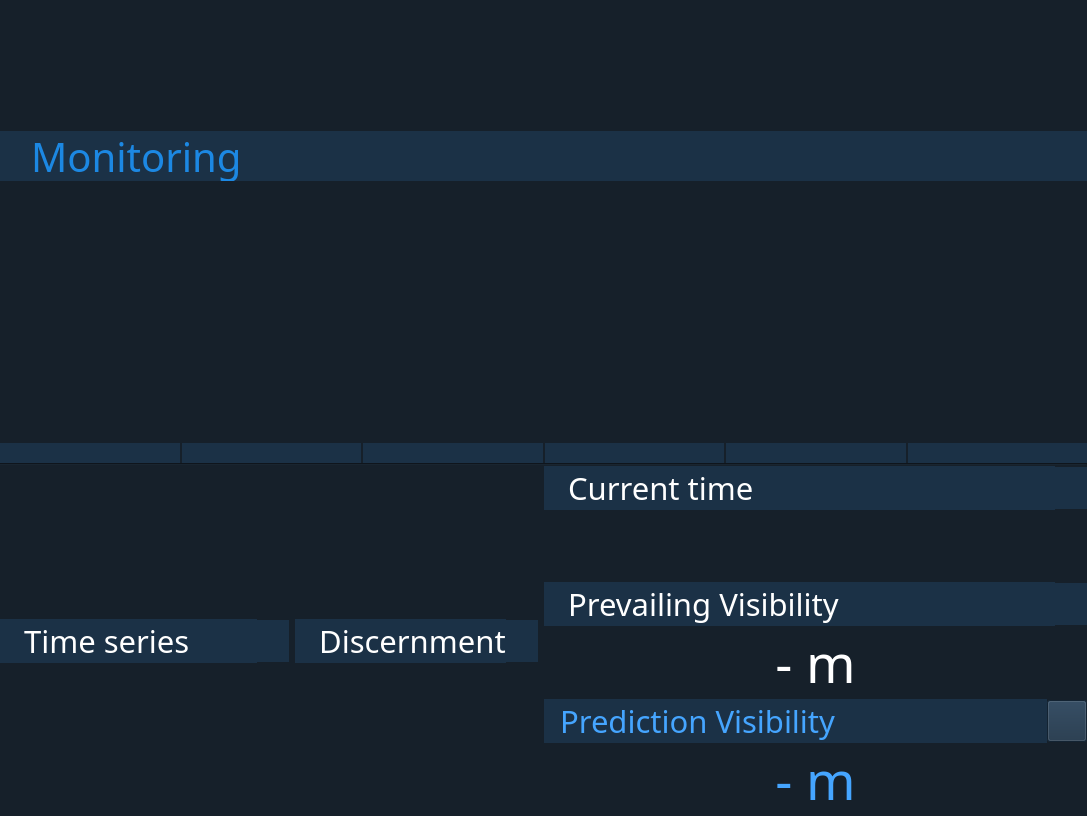
Qt form src/resources/main_window.ui (Oh-JongJin/js08) before a commit.
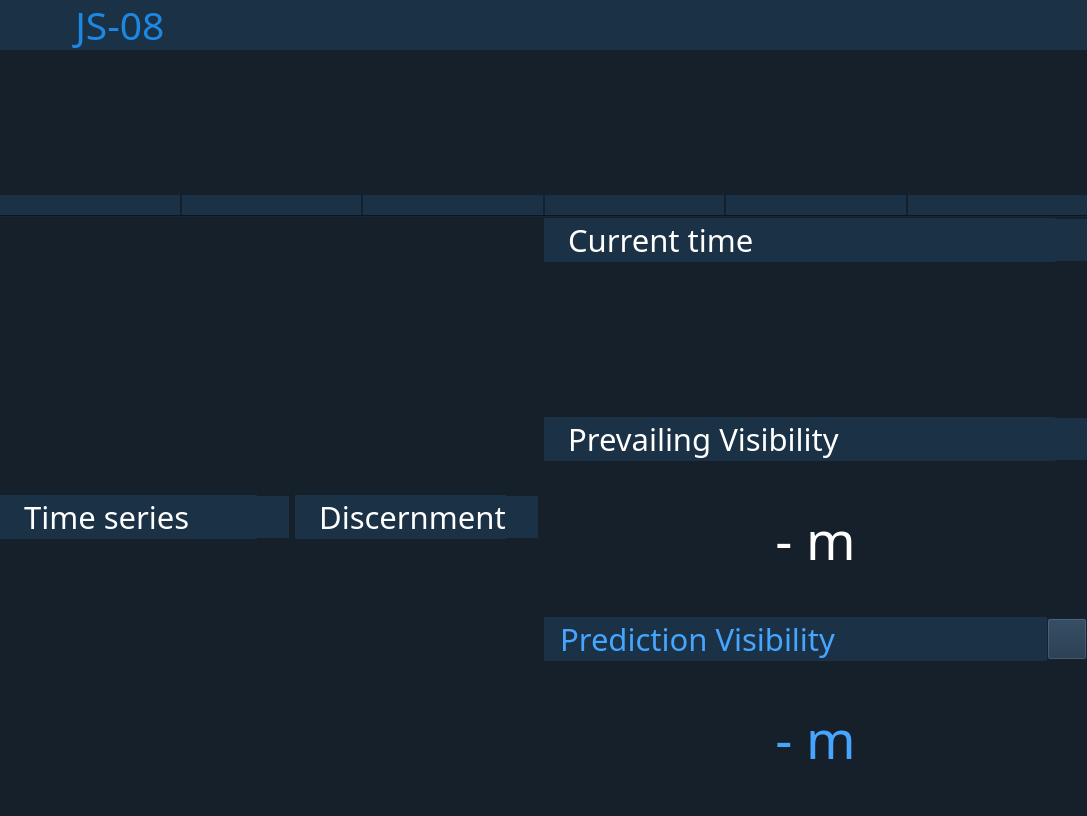
The same form after that commit. Icons and pictures are not drawn.

Diff of the .ui file:
```diff
--- a/src/resources/main_window.ui
+++ b/src/resources/main_window.ui
@@ -88,18 +88,84 @@
        <number>0</number>
       </property>
       <item>
-       <layout class="QVBoxLayout" name="camera_verticalLayout" stretch="0,0">
-        <property name="spacing">
-         <number>0</number>
-        </property>
-        <property name="sizeConstraint">
-         <enum>QLayout::SetMaximumSize</enum>
-        </property>
-        <item>
          <layout class="QHBoxLayout" name="monitoring_horizontalLayout">
           <property name="spacing">
            <number>0</number>
           </property>
+        <item>
+         <widget class="QLabel" name="thumbnail_info_label_2">
+          <property name="sizePolicy">
+           <sizepolicy hsizetype="Maximum" vsizetype="Maximum">
+            <horstretch>0</horstretch>
+            <verstretch>0</verstretch>
+           </sizepolicy>
+          </property>
+          <property name="minimumSize">
+           <size>
+            <width>0</width>
+            <height>50</height>
+           </size>
+          </property>
+          <property name="font">
+           <font>
+            <family>Noto Sans</family>
+            <pointsize>30</pointsize>
+           </font>
+          </property>
+          <property name="styleSheet">
+           <string notr="true">background-color:rgb(27,49,70);
+color: rgb(255, 0, 0);</string>
+          </property>
+          <property name="text">
+           <string/>
+          </property>
+         </widget>
+        </item>
+        <item>
+         <widget class="QPushButton" name="logo">
+          <property name="sizePolicy">
+           <sizepolicy hsizetype="Maximum" vsizetype="Maximum">
+            <horstretch>0</horstretch>
+            <verstretch>0</verstretch>
+           </sizepolicy>
+          </property>
+          <property name="minimumSize">
+           <size>
+            <width>0</width>
+            <height>50</height>
+           </size>
+          </property>
+          <property name="styleSheet">
+           <string notr="true">border:0px;
+background-color: #1b3146;</string>
+          </property>
+          <property name="text">
+           <string/>
+          </property>
+          <property name="icon">
+           <iconset>
+            <normaloff>asset/f_logo.png</normaloff>asset/f_logo.png</iconset>
+          </property>
+          <property name="iconSize">
+           <size>
+            <width>156</width>
+            <height>50</height>
+           </size>
+          </property>
+          <property name="autoRepeatDelay">
+           <number>300</number>
+          </property>
+          <property name="autoDefault">
+           <bool>true</bool>
+          </property>
+          <property name="default">
+           <bool>true</bool>
+          </property>
+          <property name="flat">
+           <bool>true</bool>
+          </property>
+         </widget>
+        </item>
           <item>
            <widget class="QLabel" name="monitoring_label">
             <property name="sizePolicy">
@@ -110,14 +176,14 @@
             </property>
             <property name="minimumSize">
              <size>
-              <width>0</width>
+            <width>50</width>
               <height>50</height>
              </size>
             </property>
             <property name="font">
              <font>
-              <family>Noto Sans</family>
-              <pointsize>30</pointsize>
+            <family>FrutigerNeue1450W04-Regular</family>
+            <pointsize>29</pointsize>
              </font>
             </property>
             <property name="styleSheet">
@@ -125,7 +191,7 @@
 color:rgb(28,136,227);</string>
             </property>
             <property name="text">
-             <string>   Monitoring</string>
+           <string>  JS-08 </string>
             </property>
            </widget>
           </item>
@@ -341,6 +407,44 @@
           </item>
          </layout>
         </item>
+      <item>
+       <layout class="QHBoxLayout" name="horizontalLayout_3">
+        <item>
+         <widget class="QLabel" name="front_label">
+          <property name="sizePolicy">
+           <sizepolicy hsizetype="Preferred" vsizetype="Maximum">
+            <horstretch>0</horstretch>
+            <verstretch>0</verstretch>
+           </sizepolicy>
+          </property>
+          <property name="text">
+           <string/>
+          </property>
+         </widget>
+        </item>
+        <item>
+         <widget class="QLabel" name="rear_label">
+          <property name="sizePolicy">
+           <sizepolicy hsizetype="Preferred" vsizetype="Maximum">
+            <horstretch>0</horstretch>
+            <verstretch>0</verstretch>
+           </sizepolicy>
+          </property>
+          <property name="text">
+           <string/>
+          </property>
+         </widget>
+        </item>
+       </layout>
+      </item>
+      <item>
+       <layout class="QVBoxLayout" name="camera_verticalLayout" stretch="0">
+        <property name="spacing">
+         <number>0</number>
+        </property>
+        <property name="sizeConstraint">
+         <enum>QLayout::SetMaximumSize</enum>
+        </property>
         <item>
          <layout class="QHBoxLayout" name="video_horizontalLayout">
           <property name="spacing">
```
Lines whose indentation alone changed are shown as unchanged.
